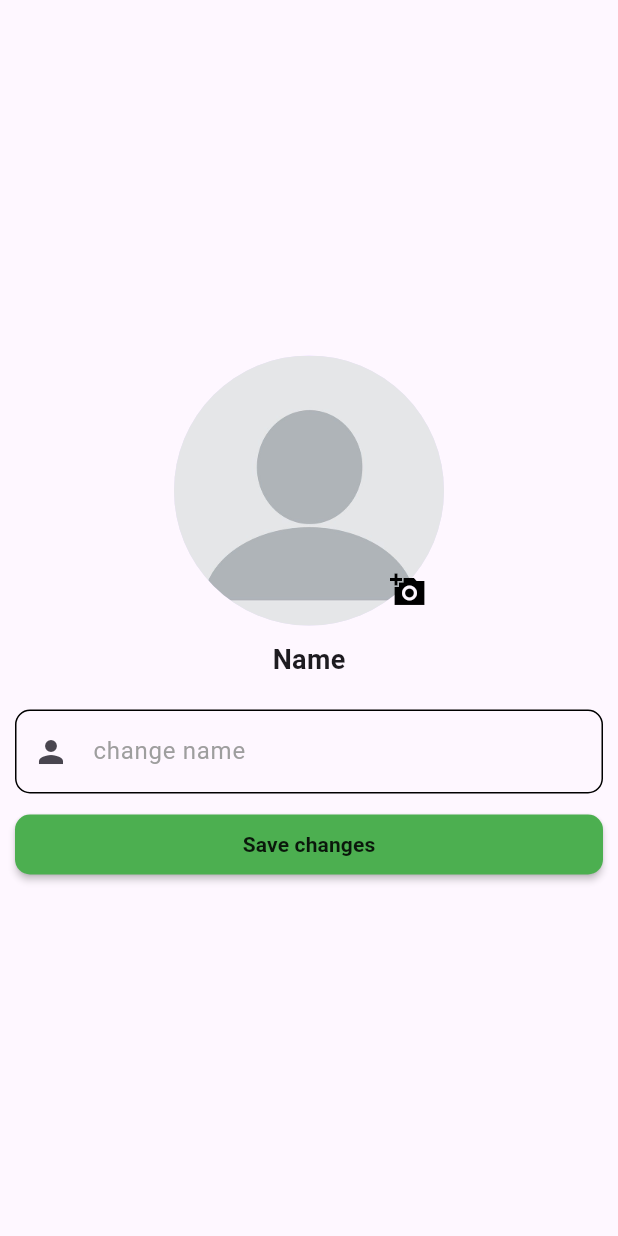
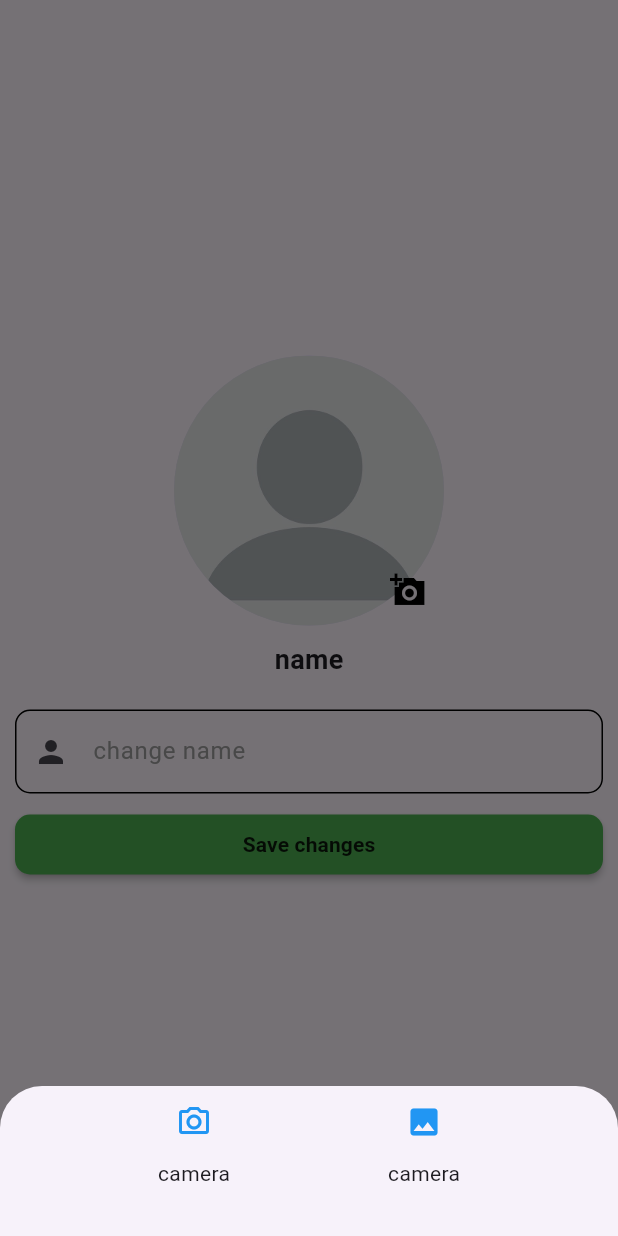
Before and after one commit to ahmedAbdulmoneim/tomatopia, a Flutter app: the Profile screen opened directly, after a tap on the "add a photo" icon, on a phone screen of 412 x 824 dp. Run offline on Flutter 3.47's test engine with Material 3 defaults, Android fonts, the phone set to English and light mode, and no system bars; our stand-ins replace animated_splash_screen, animated_text_kit, awesome_dialog, bottom_navy_bar, carousel_slider, geolocator and 2 more; missing offline and left inert: flutter_overboard.

Commit message:
update profile screen

```diff
--- a/lib/screens/profile_screen.dart
+++ b/lib/screens/profile_screen.dart
@@ -1,4 +1,7 @@
+import 'dart:io';
+
 import 'package:flutter/material.dart';
+import 'package:image_picker/image_picker.dart';
 import 'package:tomatopia/custom_widget/custom_button.dart';
 import 'package:tomatopia/custom_widget/text_form_filed.dart';
 
@@ -11,8 +14,9 @@ class Profile extends StatefulWidget {
 
 class _ProfileState extends State<Profile> {
   GlobalKey<FormState> formKey = GlobalKey();
-
   TextEditingController? textEditingController;
+  File? selectedImage;
+  String? name;
 
   @override
   Widget build(BuildContext context) {
@@ -29,12 +33,60 @@ class _ProfileState extends State<Profile> {
                   Stack(
                     alignment: Alignment.bottomRight,
                     children: [
-                      const CircleAvatar(
-                          radius: 90,
-                          backgroundImage:
-                              AssetImage('assets/no_profile_image.png')),
+                      selectedImage != null
+                          ? CircleAvatar(
+                              radius: 90,
+                              backgroundImage: FileImage(selectedImage!))
+                          : const CircleAvatar(
+                              radius: 90,
+                              backgroundImage:
+                                  AssetImage('assets/no_profile_image.png')),
                       IconButton(
-                        onPressed: () {},
+                        onPressed: () {
+                          showModalBottomSheet(
+                            context: context,
+                            builder: (context) => SizedBox(
+                              height: 100,
+                              child: Row(
+                                children: [
+                                  const Spacer(),
+                                  Column(
+                                    children: [
+                                      IconButton(
+                                        onPressed: () async {
+                                          await takeProfileImage();
+                                          Navigator.pop(context);
+                                        },
+                                        icon: const Icon(
+                                          Icons.camera_alt_outlined,
+                                          color: Colors.blue,
+                                        ),
+                                      ),
+                                      const Text('camera')
+                                    ],
+                                  ),
+                                  const Spacer(),
+                                  Column(
+                                    children: [
+                                      IconButton(
+                                        onPressed: () async {
+                                          await loadProfileImage();
+                                          Navigator.pop(context);
+                                        },
+                                        icon: const Icon(
+                                          Icons.image,
+                                          color: Colors.blue,
+                                        ),
+                                      ),
+                                      const Text('camera')
+                                    ],
+                                  ),
+                                  const Spacer(),
+                                ],
+                              ),
+                            ),
+                          );
+                        },
                         icon: const Icon(Icons.add_a_photo_sharp),
                         color: Colors.black,
                       )
@@ -43,9 +95,9 @@ class _ProfileState extends State<Profile> {
                   const SizedBox(
                     height: 10,
                   ),
-                  const Text(
-                    'Name',
-                    style: TextStyle(
+                  Text(
+                    name != null ? '$name' : 'name',
+                    style: const TextStyle(
                       fontWeight: FontWeight.bold,
                       fontSize: 18,
                     ),
@@ -56,6 +108,11 @@ class _ProfileState extends State<Profile> {
                   textFormField(
                     prefix: Icons.person,
                     label: 'change name',
+                    onSaved: (value) {
+                      setState(() {
+                        name = value;
+                      });
+                    },
                     validate: (value) {
                       if (value.toString().isEmpty) {
                         return 'please enter valid name ';
@@ -70,7 +127,7 @@ class _ProfileState extends State<Profile> {
                       text: 'Save changes',
                       onPressed: () {
                         if (formKey.currentState!.validate()) {
-                          setState(() {});
+                          formKey.currentState!.save();
                         }
                       },
                       width: double.infinity),
@@ -82,4 +139,20 @@ class _ProfileState extends State<Profile> {
       ),
     );
   }
+
+  Future takeProfileImage() async {
+    final returnedImage =
+        await ImagePicker().pickImage(source: ImageSource.camera);
+    setState(() {
+      selectedImage = File(returnedImage!.path);
+    });
+  }
+
+  Future loadProfileImage() async {
+    final returnedImage =
+        await ImagePicker().pickImage(source: ImageSource.gallery);
+    setState(() {
+      selectedImage = File(returnedImage!.path);
+    });
+  }
 }
```
